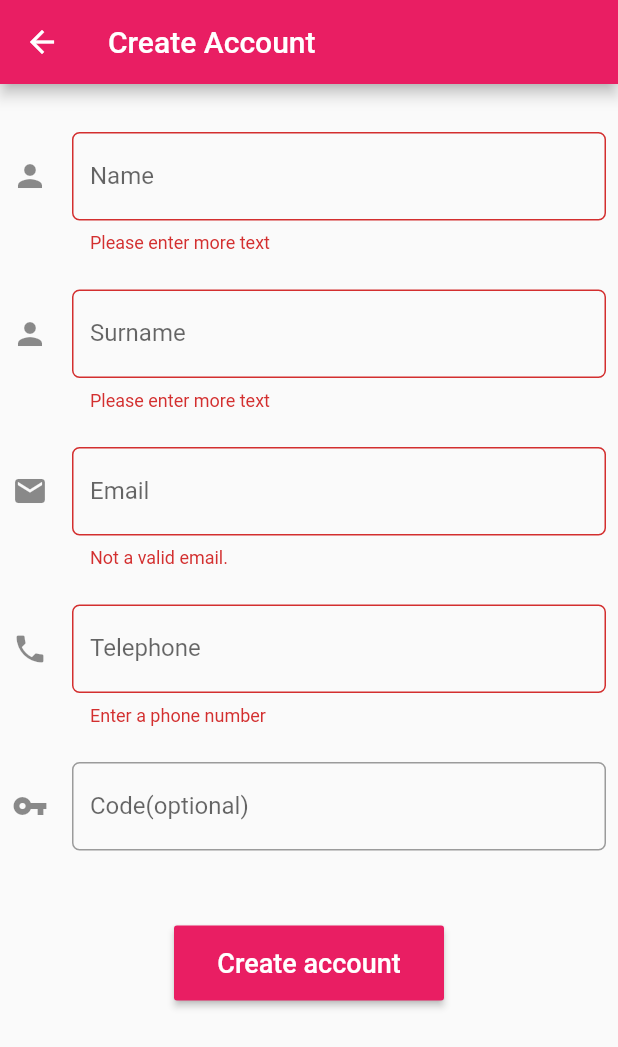
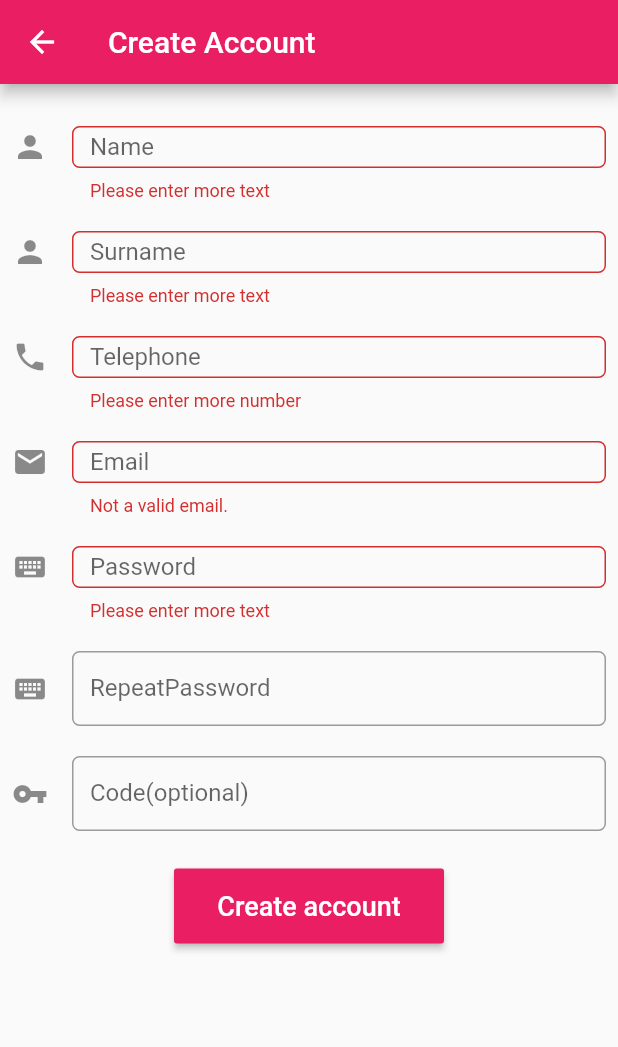
Before and after one commit to digitalnomadacademy/dart-playgrounds, a Flutter app: the CreateAccountPage screen opened by its route, after a tap on "Create account", on a phone screen of 412 x 824 dp. Shown: the top 1047 px of the screen. Run offline on Flutter 3.47's test engine with Material 2 defaults, Android fonts, the phone set to English and light mode, and no system bars; our stand-ins replace cloud_firestore, email_validator, firebase_auth, percent_indicator, rxdart; missing offline and left inert: simple_logger; accounts and stored records are empty.

Commit message:
added validators to all form fields

```diff
--- a/lib/mvos/ui/widgets/create_account_form.dart
+++ b/lib/mvos/ui/widgets/create_account_form.dart
@@ -1,19 +1,30 @@
 import 'package:flutter/material.dart';
 import 'package:email_validator/email_validator.dart';
+import 'package:playground_app/mvos/model/observable/user_observable.dart';
+import 'package:provider/provider.dart';
 
 class CreateAccountForm extends StatefulWidget {
-
   @override
   _CreateAccountFormState createState() => _CreateAccountFormState();
 }
 
 class _CreateAccountFormState extends State<CreateAccountForm> {
   final formKey = GlobalKey<FormState>();
-  String email;
-  String name;
-  String surname;
-  String phone;
 
+  var _nameController = TextEditingController();
+  var _surnameController = TextEditingController();
+  var _phoneController = TextEditingController();
+  var _emailController = TextEditingController();
+  var _passwordController = TextEditingController();
+  var _repeatPasswordController = TextEditingController();
+  var _codeController = TextEditingController();
+
+  var _surnameFocusNode = FocusNode();
+  var _phoneFocusNode = FocusNode();
+  var _emailFocusNode = FocusNode();
+  var _passwordFocusNode = FocusNode();
+  var _repeatPasswordFocusNode = FocusNode();
+  var _codeFocusNode = FocusNode();
   @override
   Widget build(BuildContext context) {
     return Padding(
@@ -23,17 +34,21 @@ class _CreateAccountFormState extends State<CreateAccountForm> {
         child: SingleChildScrollView(
           child: Column(
             children: <Widget>[
+
               SizedBox(
-                height: 24,
+                height: 20,
               ),
-              TextFormField(
+              Container(height: 50,
+                child: TextFormField(
+                  controller: _nameController,
+                  textInputAction: TextInputAction.go,
+                  onEditingComplete: () => _surnameFocusNode.requestFocus(),
                   validator: (value) {
                     if (value.length < 3) {
                       return 'Please enter more text';
                     }
                     return null;
                   },
-                onSaved: (value)  => name = value,
                   decoration: InputDecoration(
                     icon: Icon(Icons.person),
                     labelText: 'Name',
@@ -44,17 +59,22 @@ class _CreateAccountFormState extends State<CreateAccountForm> {
                     ),
                   ),
                 ),
+              ),
               SizedBox(
-                height: 24,
+                height: 20,
               ),
-              TextFormField(
+              Container(height: 50,
+                child: TextFormField(
+                  focusNode: _surnameFocusNode,
+                  textInputAction: TextInputAction.go,
+                  onEditingComplete: () => _phoneFocusNode.requestFocus(),
+                  controller: _surnameController,
                   validator: (value) {
                     if (value.length < 3) {
                       return 'Please enter more text';
                     }
                     return null;
                   },
-                onSaved: (value)  => surname = value,
                   decoration: InputDecoration(
                     icon: Icon(Icons.person),
                     labelText: 'Surname',
@@ -65,35 +85,22 @@ class _CreateAccountFormState extends State<CreateAccountForm> {
                     ),
                   ),
                 ),
-              SizedBox(
-                height: 24,
-              ),
-              TextFormField(
-                validator: (val) => !EmailValidator.validate(val, true)
-                    ? 'Not a valid email.'
-                    : null,
-                onSaved: (val) => email = val,
-                decoration: InputDecoration(
-                  icon: Icon(Icons.email),
-                  labelText: 'Email',
-                  border: OutlineInputBorder(
-                    borderRadius: BorderRadius.all(
-                      Radius.circular(5.0),
-                    ),
-                  ),
-                ),
               ),
               SizedBox(
-                height: 24,
-              ),
-              TextFormField(
+                height: 20,
+              ),Container(height: 50,
+                child: TextFormField(
+                  focusNode: _phoneFocusNode,
+                  textInputAction: TextInputAction.go,
+                  onEditingComplete: () => _emailFocusNode.requestFocus(),
+                  controller: _phoneController,
                   validator: (value) {
-                  var potentialNumber = int.tryParse(value);
-                  if (potentialNumber == null) {
-                    return 'Enter a phone number';
+                    if (value.length<9) {
+                      return 'Please enter more number';
+
                     }
+                    return null;
                   },
-                onSaved: (value)  => phone = value,
                   keyboardType: TextInputType.phone,
                   decoration: InputDecoration(
                     icon: Icon(Icons.phone),
@@ -105,10 +112,92 @@ class _CreateAccountFormState extends State<CreateAccountForm> {
                     ),
                   ),
                 ),
+              ),
               SizedBox(
-                height: 24,
+                height: 20,
               ),
-              TextFormField(
+              Container(height: 50,
+                child: TextFormField(
+                  focusNode: _emailFocusNode,
+                  controller: _emailController,
+                  textInputAction: TextInputAction.go,
+                  onEditingComplete: () => _passwordFocusNode.requestFocus(),
+                  validator: (val) => !EmailValidator.validate(val, true)
+                      ? 'Not a valid email.'
+                      : null,
+                  decoration: InputDecoration(
+                    icon: Icon(Icons.email),
+                    labelText: 'Email',
+                    border: OutlineInputBorder(
+                      borderRadius: BorderRadius.all(
+                        Radius.circular(5.0),
+                      ),
+                    ),
+                  ),
+                ),
+              ),
+
+              SizedBox(
+                height: 20,
+              ),
+              Container(height: 50,
+                child: TextFormField(
+                  focusNode: _passwordFocusNode,
+                  textInputAction: TextInputAction.go,
+                  onEditingComplete: () => _repeatPasswordFocusNode.requestFocus(),
+                  controller: _passwordController,
+                  validator: (value) {
+                   if (value.length < 6) {
+                     return 'Please enter more text';
+                   }  return null;
+                  },
+                  keyboardType: TextInputType.phone,
+                  obscureText: true,
+                  decoration: InputDecoration(
+                    icon: Icon(Icons.keyboard),
+                    labelText: 'Password',
+                    border: OutlineInputBorder(
+                      borderRadius: BorderRadius.all(
+                        Radius.circular(5.0),
+                      ),
+                    ),
+                  ),
+                ),
+              ),
+              SizedBox(
+                height: 20,
+              ),
+              Container(height: 50,
+                child: TextFormField(
+                  focusNode: _repeatPasswordFocusNode,
+                  textInputAction: TextInputAction.go,
+                  onEditingComplete: () => _codeFocusNode.requestFocus(),
+                  controller: _repeatPasswordController,
+                  validator: (value) {
+                  if (value != _passwordController.text) {
+                    return 'Password is not matching';
+                  }return null;
+                  },
+                  keyboardType: TextInputType.phone,
+                  obscureText: true,
+                  decoration: InputDecoration(
+                    icon: Icon(Icons.keyboard),
+                    labelText: 'RepeatPassword',
+                    border: OutlineInputBorder(
+                      borderRadius: BorderRadius.all(
+                        Radius.circular(5.0),
+                      ),
+                    ),
+                  ),
+                ),
+              ),
+              SizedBox(
+                height: 20,
+              ),
+              Container(height: 50,
+                child: TextFormField(
+                  focusNode: _codeFocusNode,
+                  controller: _codeController,
                   decoration: InputDecoration(
                     icon: Icon(Icons.vpn_key),
                     labelText: 'Code(optional)',
@@ -119,10 +208,15 @@ class _CreateAccountFormState extends State<CreateAccountForm> {
                     ),
                   ),
                 ),
+              ),
               SizedBox(
-                height: 50,
+                height: 25,
               ),
-              Container(
+              Provider<CreateAccountO>.value(
+                // todo delete once goran creates observable
+                value: CreateAccountO(),
+                child: Consumer<CreateAccountO>(
+                  builder: (context, o, _) => Container(
                     width: 180,
                     height: 50,
                     child: RaisedButton(
@@ -134,17 +228,15 @@ class _CreateAccountFormState extends State<CreateAccountForm> {
                       // you will push new route
                       onPressed: () {
                         if (formKey.currentState.validate()) {
-                      formKey.currentState.save();
-                      print(name);
-                      print(surname);
-                      print(email);
-                      print(phone);
+//                        call o.createAccount(name:_controller.name,....
                         }
                       },
 
                       child: Text(
                         'Create account',
                         style: TextStyle(color: Colors.white, fontSize: 18),
+                      ),
+                    ),
                   ),
                 ),
               )
@@ -155,3 +247,7 @@ class _CreateAccountFormState extends State<CreateAccountForm> {
     );
   }
 }
+
+class CreateAccountO {
+  //todo delete
+}
```
Also changed, not shown: pubspec.lock. Lines whose indentation alone changed are shown as unchanged.
